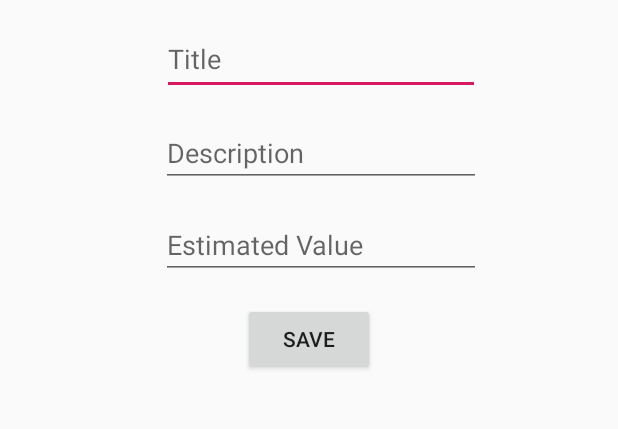
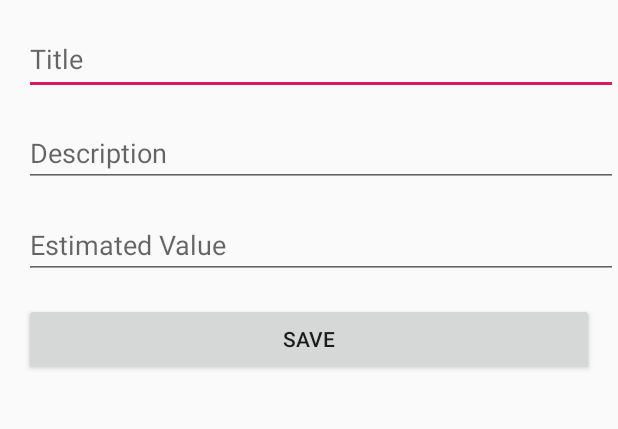
Before and after one commit to TedOnyango/BarterApp, an Android app: the screen it shows after launch (InsertActivity), on a phone screen of 412 x 824 dp, the part 270-699 px from its top. Run offline under Robolectric (Android 15) with nearby library versions, the phone set to English and light mode, and no system bars.

Commit message:
Improved the UI design

```diff
--- a/app/src/main/res/layout/activity_insert.xml
+++ b/app/src/main/res/layout/activity_insert.xml
@@ -20,7 +20,7 @@
 
     <EditText
         android:id="@+id/itemTitle"
-        android:layout_width="212dp"
+        android:layout_width="0dp"
         android:layout_height="47dp"
         android:layout_marginStart="@dimen/standard_margin"
         android:layout_marginTop="@dimen/standard_margin"
@@ -32,7 +32,7 @@
 
     <EditText
         android:id="@+id/itemDescription"
-        android:layout_width="wrap_content"
+        android:layout_width="0dp"
         android:layout_height="wrap_content"
         android:layout_marginStart="@dimen/standard_margin"
         android:layout_marginTop="@dimen/standard_margin"
@@ -44,7 +44,7 @@
 
     <EditText
         android:id="@+id/itemValue"
-        android:layout_width="wrap_content"
+        android:layout_width="0dp"
         android:layout_height="wrap_content"
         android:layout_marginStart="@dimen/standard_margin"
         android:layout_marginTop="@dimen/standard_margin"
@@ -56,7 +56,7 @@
 
     <Button
         android:id="@+id/saveBtn"
-        android:layout_width="wrap_content"
+        android:layout_width="0dp"
         android:layout_height="wrap_content"
         android:layout_marginStart="@dimen/standard_margin"
         android:layout_marginTop="@dimen/standard_margin"
```
